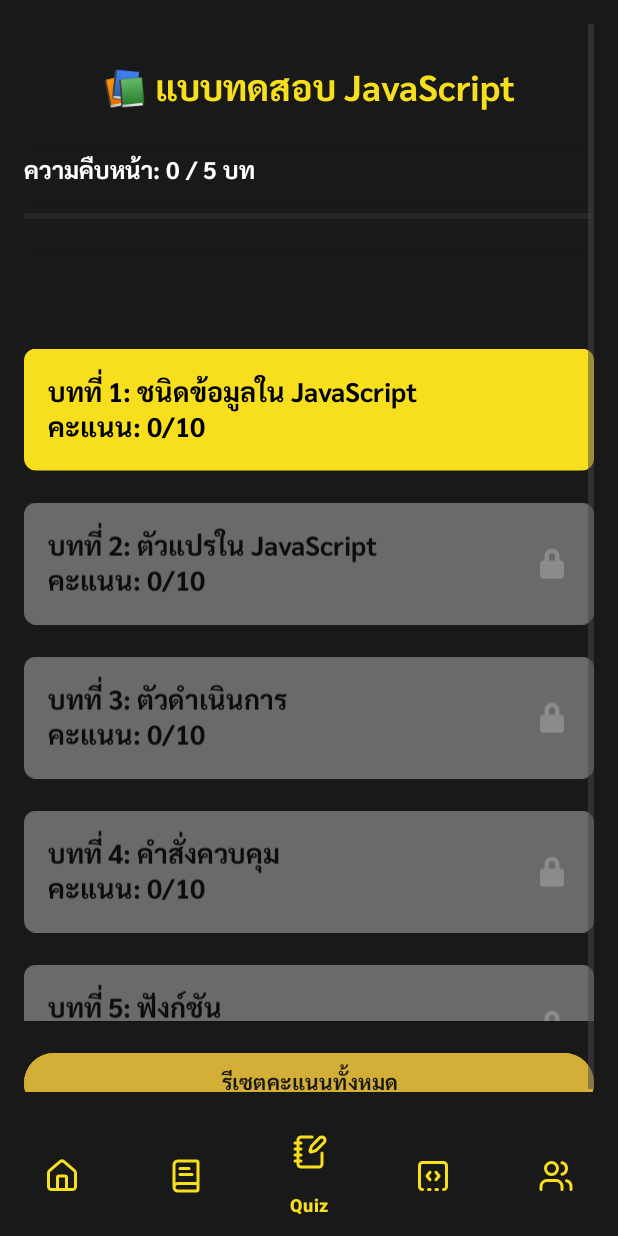
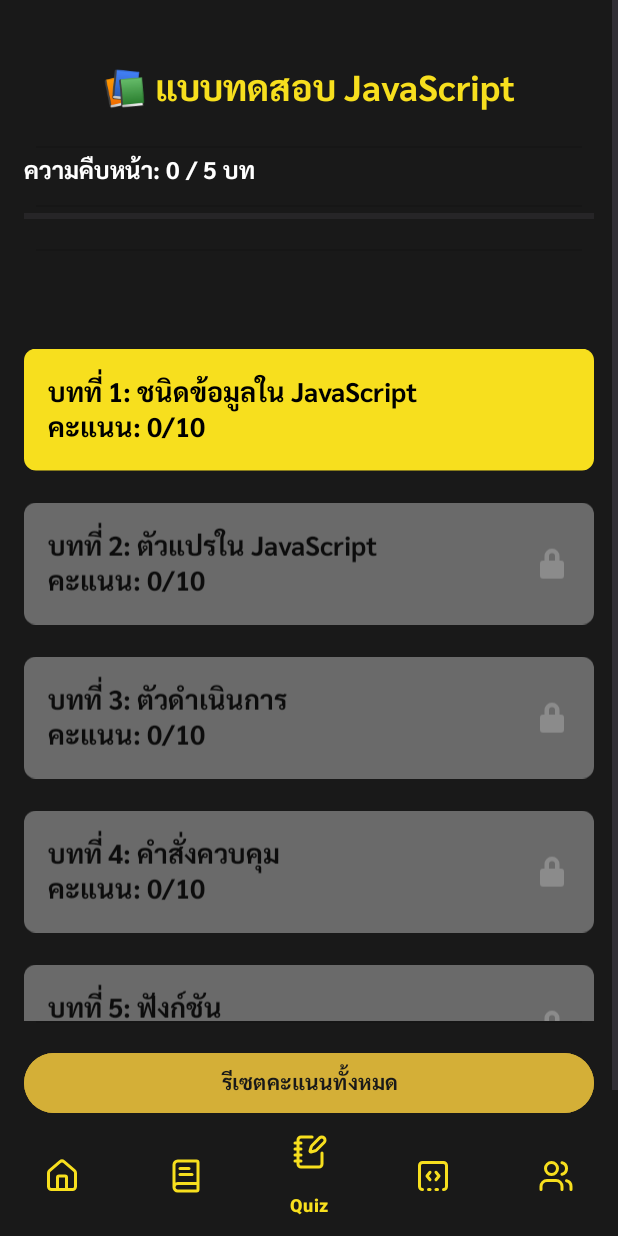
Before and after one commit to Chirawattt/Final-Project-JavaScript-Group16, an Android app: the screen it shows after launch (MainActivity), item 3 of the bottom bar chosen, on a phone screen of 412 x 824 dp. Run offline under Robolectric (Android 15) with nearby library versions, the phone set to English and light mode, and no system bars.

Commit message:
update lesson 3 and frag quiz scroll bar

```diff
--- a/app/src/main/res/layout/fragment_quiz.xml
+++ b/app/src/main/res/layout/fragment_quiz.xml
@@ -1,8 +1,7 @@
 <?xml version="1.0" encoding="utf-8"?>
 <ScrollView xmlns:android="http://schemas.android.com/apk/res/android"
     android:layout_width="match_parent"
-    android:layout_height="match_parent"
-    android:padding="16dp">
+    android:layout_height="match_parent">
 
     <LinearLayout
         android:layout_width="match_parent"
@@ -10,6 +9,7 @@
         android:divider="?android:attr/dividerHorizontal"
         android:dividerPadding="8dp"
         android:orientation="vertical"
+        android:padding="16dp"
         android:showDividers="middle">
 
         <TextView
@@ -29,22 +29,22 @@
             android:id="@+id/overall_progress_text"
             android:layout_width="wrap_content"
             android:layout_height="wrap_content"
+            android:layout_marginBottom="8dp"
+            android:fontFamily="@font/sarabun_bold"
             android:text="ความคืบหน้า: 0 / 5 บท"
             android:textColor="@android:color/white"
-            android:fontFamily="@font/sarabun_bold"
-            android:textSize="16sp"
-            android:layout_marginBottom="8dp" />
+            android:textSize="16sp" />
 
         <ProgressBar
             android:id="@+id/overall_progress_bar"
+            style="@style/Widget.AppCompat.ProgressBar.Horizontal"
             android:layout_width="match_parent"
             android:layout_height="12dp"
+            android:layout_marginBottom="16dp"
+            android:backgroundTint="#444"
+            android:max="5"
             android:progress="0"
-            android:max="5"
-            style="@style/Widget.AppCompat.ProgressBar.Horizontal"
-            android:progressTint="@color/js_yellow"
-            android:backgroundTint="#444"
-            android:layout_marginBottom="16dp" />
+            android:progressTint="@color/js_yellow" />
 
         <LinearLayout
             android:id="@+id/quizLayout"
@@ -56,11 +56,11 @@
             android:id="@+id/reset_button"
             android:layout_width="match_parent"
             android:layout_height="wrap_content"
+            android:layout_marginTop="16dp"
+            android:backgroundTint="@color/js_yellow_dark"
+            android:fontFamily="@font/sarabun_bold"
             android:text="รีเซตคะแนนทั้งหมด"
-            android:backgroundTint="@color/js_yellow_dark"
-            android:textColor="@color/black"
-            android:fontFamily="@font/sarabun_bold"
-            android:layout_marginTop="16dp"/>
+            android:textColor="@color/black" />
 
     </LinearLayout>
 </ScrollView>
```
Also changed, not shown: app/src/main/java/com/example/final_project_javascript_group16/LessonData.java (+49 -49 lines).
